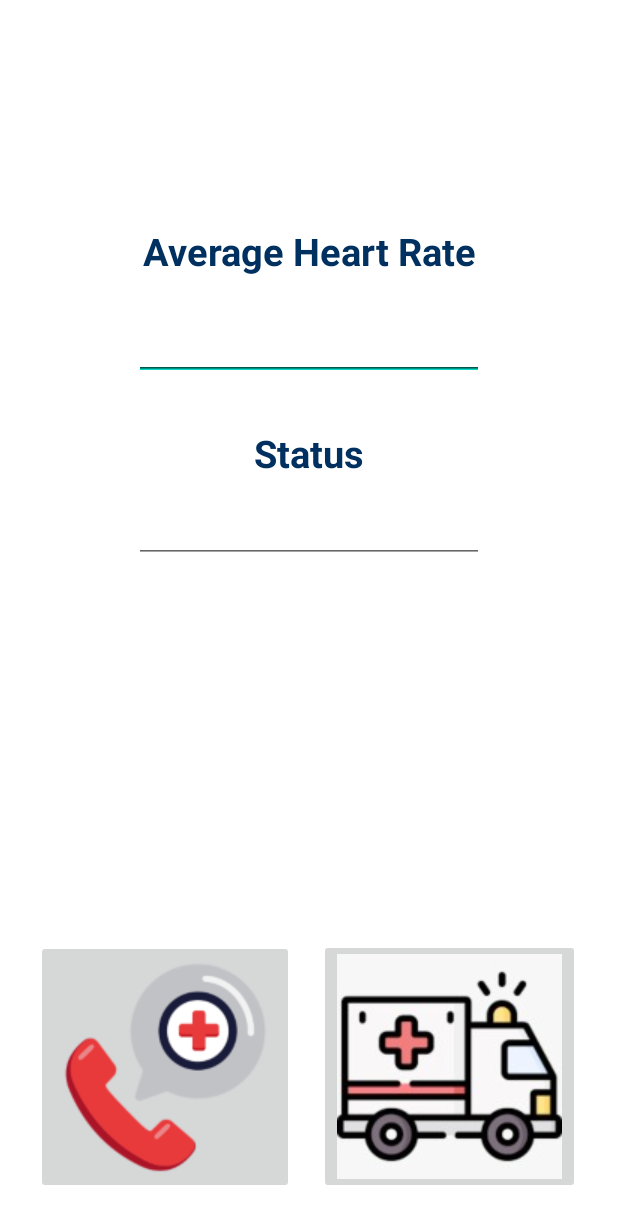
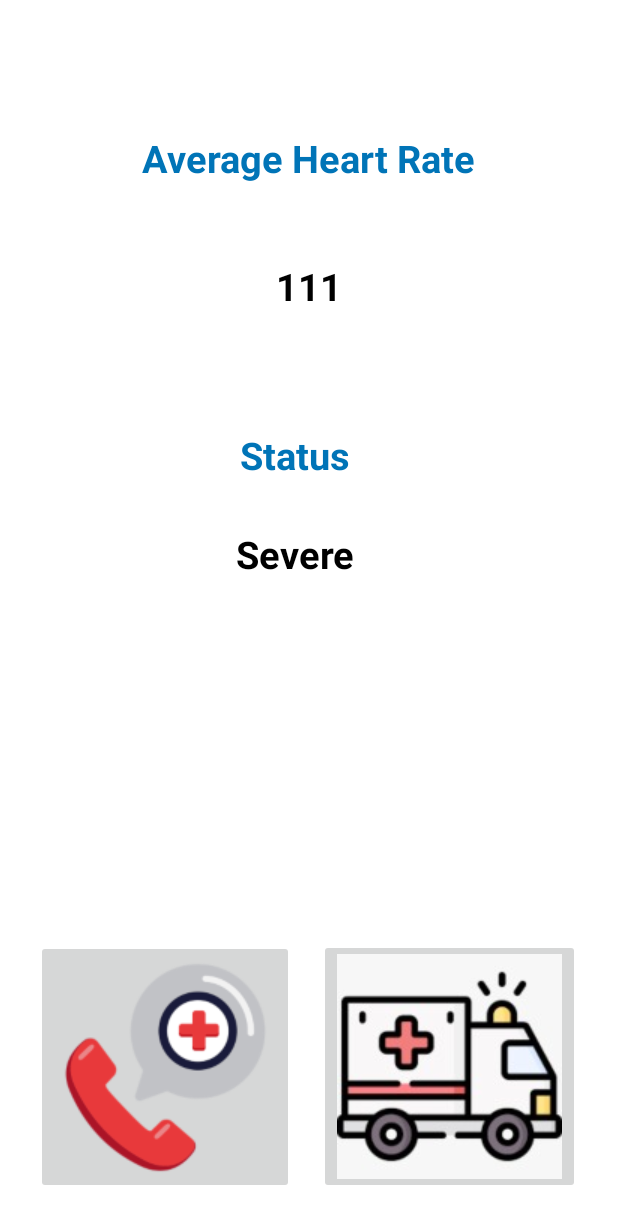
Before and after one commit to DanielG-H/emergencyCallApp, an Android app: the HomescreenActivity screen opened directly, with no data from a screen before it, on a phone screen of 412 x 824 dp. Shown: the top 1224 px of the screen. Run offline under Robolectric (Android 15) with nearby library versions, the phone set to English and light mode, and no system bars.

Commit message:
update functionality of avh heart rate to displau every minute

```diff
--- a/app/src/main/java/com/example/hackathonapp/account/Account.java
+++ b/app/src/main/java/com/example/hackathonapp/Account.java
@@ -1,4 +1,4 @@
-package com.example.hackathonapp.account;
+package com.example.hackathonapp;
 
 public class Account {
     private static int idAccount = 0;
--- a/app/src/main/java/com/example/hackathonapp/HomescreenActivity.java
+++ b/app/src/main/java/com/example/hackathonapp/HomescreenActivity.java
@@ -1,14 +1,86 @@
 package com.example.hackathonapp;
 
+import java.util.Random;
 import androidx.appcompat.app.AppCompatActivity;
 
+import android.content.BroadcastReceiver;
+import android.content.Context;
+import android.content.Intent;
+import android.content.IntentFilter;
 import android.os.Bundle;
+import android.util.Log;
+import android.widget.TextView;
+
+import java.util.ArrayList;
 
 public class HomescreenActivity extends AppCompatActivity {
+    private ArrayList<Integer> hrValues = new ArrayList();
+    private String TAG = "HomescreenActivity";
+    private BroadcastReceiver updateReceiver;
+    private TextView tvAvgHeartRate;
+    private TextView tvShowStatus;
 
     @Override
     protected void onCreate(Bundle savedInstanceState) {
         super.onCreate(savedInstanceState);
         setContentView(R.layout.activity_homescreen);
+        tvAvgHeartRate = (TextView)findViewById(R.id.tv_show_avg_heart_rate);
+        tvShowStatus = (TextView)findViewById(R.id.tv_show_signals_status);
+        insertValues();
+        showValues();
+    }
+
+    @Override
+    protected void onResume() {
+        super.onResume();
+        updateValues();
+    }
+
+    @Override
+    protected void onPause() {
+        super.onPause();
+        unregisterReceiver(updateReceiver);
+    }
+
+    public void updateValues() {
+        IntentFilter intentFilter = new IntentFilter();
+        intentFilter.addAction(Intent.ACTION_TIME_TICK);
+        updateReceiver = new BroadcastReceiver() {
+            @Override
+            public void onReceive(Context context, Intent intent) {
+                showValues();
+            }
+        };
+        registerReceiver(updateReceiver, intentFilter);
+    }
+
+    public void insertValues() {
+        Random r = new Random();
+        for (int i = 0; i < 30; i++) {
+            int number = r.nextInt(140 - 60) + 60;;
+            hrValues.add(number);
+        }
+    }
+
+    public void showValues() {
+        int data;
+        for (int i = 0; i < hrValues.size(); i++) {
+            data = hrValues.get(i);
+            tvAvgHeartRate.setText(String.valueOf(data));
+            tvShowStatus.setText(decideStatus(data));
+            Log.i(TAG, String.valueOf(data));
+        }
+    }
+
+    private String decideStatus(int value) {
+        String status;
+        if (value >= 60 && value < 100) {
+            status = "Stable";
+        } else if (value >= 100 && value < 120) {
+            status = "Severe";
+        } else {
+            status = "Critical";
+        }
+        return status;
     }
 }
--- a/app/src/main/java/com/example/hackathonapp/MainActivity.java
+++ b/app/src/main/java/com/example/hackathonapp/MainActivity.java
@@ -10,6 +10,7 @@ import android.util.Log;
 import android.view.View;
 
 public class MainActivity extends AppCompatActivity {
+
     @Override
     protected void onCreate(Bundle savedInstanceState) {
         super.onCreate(savedInstanceState);
--- a/app/src/main/res/layout/activity_homescreen.xml
+++ b/app/src/main/res/layout/activity_homescreen.xml
@@ -16,56 +16,51 @@
         app:layout_constraintStart_toStartOf="parent"
         app:srcCompat="@drawable/emergency_phonersz" />
 
+
     <TextView
         android:id="@+id/tv_avg_heart_rate_homescreen"
         style="@style/avg_heart_rate_homescreen"
         android:layout_width="282dp"
         android:layout_height="75dp"
+        android:layout_marginTop="68dp"
         android:text="@string/avg_heart_rate"
-        app:layout_constraintBottom_toBottomOf="parent"
+        app:layout_constraintEnd_toEndOf="parent"
+        app:layout_constraintHorizontal_bias="0.496"
+        app:layout_constraintStart_toStartOf="parent"
+        app:layout_constraintTop_toTopOf="parent" />
+
+    <TextView
+        android:id="@+id/tv_show_avg_heart_rate"
+        style="@style/subtitle_for_data"
+        android:layout_width="282dp"
+        android:layout_height="75dp"
+        android:layout_marginTop="10dp"
+        android:text="95"
         app:layout_constraintEnd_toEndOf="parent"
         app:layout_constraintStart_toStartOf="parent"
-        app:layout_constraintTop_toTopOf="parent"
-        app:layout_constraintVertical_bias="0.174" />
+        app:layout_constraintTop_toBottomOf="@+id/tv_avg_heart_rate_homescreen" />
 
     <TextView
         android:id="@+id/tv_signals_status_homescreen"
         style="@style/signals_status_homescreen"
         android:layout_width="197dp"
         android:layout_height="50dp"
-        android:layout_marginTop="24dp"
+        android:layout_marginTop="50dp"
         android:text="@string/signals_status"
         app:layout_constraintEnd_toEndOf="parent"
+        app:layout_constraintHorizontal_bias="0.457"
         app:layout_constraintStart_toStartOf="parent"
-        app:layout_constraintTop_toBottomOf="@+id/editTextNumberDecimal" />
+        app:layout_constraintTop_toBottomOf="@+id/tv_show_avg_heart_rate" />
 
-    <EditText
-        android:id="@+id/editTextNumberDecimal"
-        android:layout_width="wrap_content"
-        android:layout_height="wrap_content"
-        android:ems="10"
-        android:inputType="numberDecimal"
+    <TextView
+        android:id="@+id/tv_show_signals_status"
+        style="@style/subtitle_for_data"
+        android:layout_width="197dp"
+        android:layout_height="50dp"
+        android:layout_marginTop="16dp"
+        android:text="Stable"
         app:layout_constraintEnd_toEndOf="parent"
-        app:layout_constraintStart_toStartOf="parent"
-        app:layout_constraintTop_toBottomOf="@+id/tv_avg_heart_rate_homescreen" />
-
-    <EditText
-        android:id="@+id/editTextNumberDecimal2"
-        android:layout_width="wrap_content"
-        android:layout_height="wrap_content"
-        android:ems="10"
-        android:inputType="numberDecimal"
-        app:layout_constraintEnd_toEndOf="parent"
-        app:layout_constraintStart_toStartOf="parent"
-        app:layout_constraintTop_toBottomOf="@+id/tv_avg_heart_rate_homescreen" />
-
-    <EditText
-        android:id="@+id/editTextNumberDecimal3"
-        android:layout_width="wrap_content"
-        android:layout_height="wrap_content"
-        android:ems="10"
-        android:inputType="numberDecimal"
-        app:layout_constraintEnd_toEndOf="parent"
+        app:layout_constraintHorizontal_bias="0.457"
         app:layout_constraintStart_toStartOf="parent"
         app:layout_constraintTop_toBottomOf="@+id/tv_signals_status_homescreen" />
 
--- a/app/src/main/res/values/themes.xml
+++ b/app/src/main/res/values/themes.xml
@@ -8,13 +8,17 @@
 
     <style name="avg_heart_rate_homescreen">
         <item name="android:textStyle">bold</item>
-        <item name="android:textColor">#003060</item>
+        <item name="android:textColor">#0074b7</item>
         <item name="android:textSize">25sp</item>
         <item name="android:gravity">center</item>
     </style>
 
+    <style name="subtitle_for_data" parent="avg_heart_rate_homescreen">
+        <item name="android:textColor">#FF000000</item>
+    </style>
+
     <style name="signals_status_homescreen" parent="avg_heart_rate_homescreen">
-        <item name="android:textColor">#003060</item>
+        <item name="android:textColor">#0074b7</item>
     </style>
 
     <style name="main_title">
```
Also changed, not shown: app/src/main/AndroidManifest.xml (+8 -4 lines), app/src/main/java/com/example/hackathonapp/SignInActivity.java (+59 -7 lines), app/src/main/java/com/example/hackathonapp/SignUpActivity.java (+13 -0 lines).
